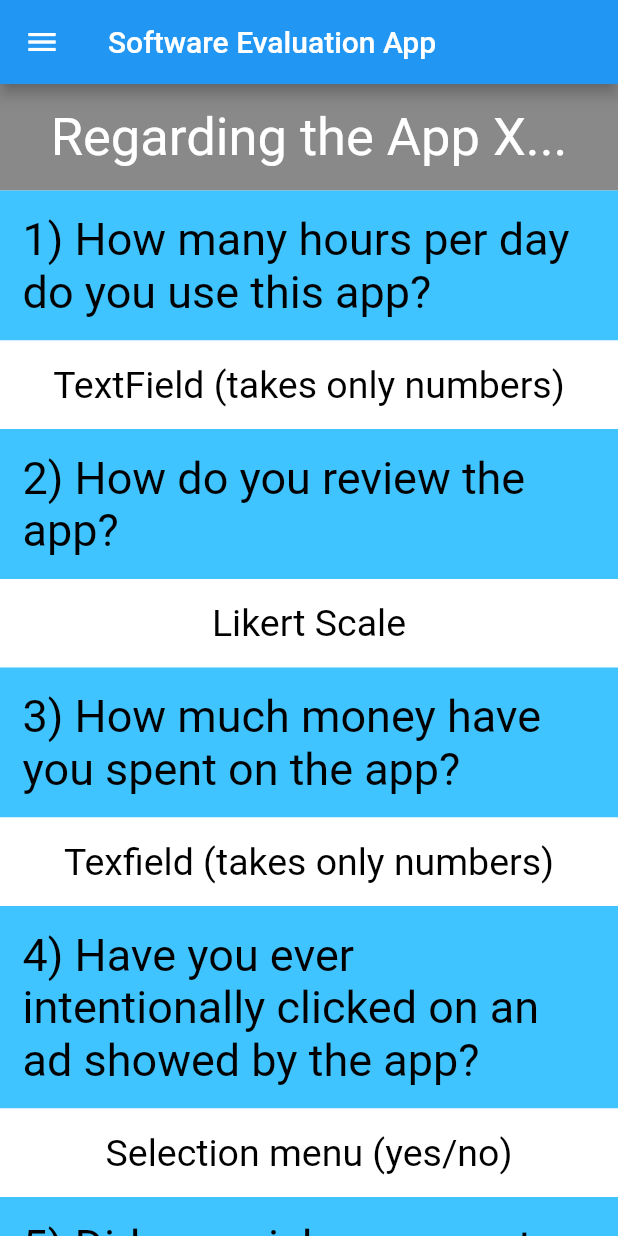
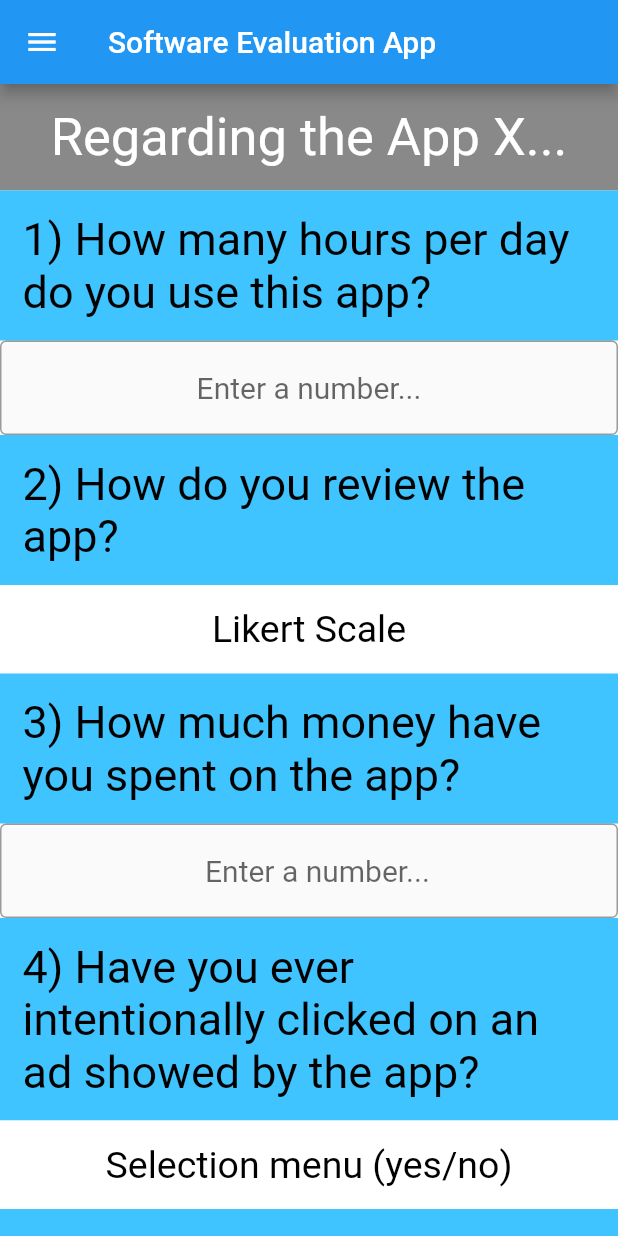
Before and after one commit to Dutra-Apex/flutter_project, a Flutter app: the screen it shows after launch, on a phone screen of 412 x 824 dp. Run offline on Flutter 3.47's test engine with Material 2 defaults, Android fonts, the phone set to English and light mode, and no system bars.

Commit message:
Update main.dart

```diff
--- a/lib/main.dart
+++ b/lib/main.dart
@@ -2,7 +2,18 @@ import 'package:flutter/material.dart';
 
 void main() => runApp(FormApp());
 
-class FormApp extends StatelessWidget {
+class FormApp extends StatefulWidget {
+  @override
+  State<FormApp> createState() => _FormAppState();
+}
+
+class _FormAppState extends State<FormApp> {
+
+  var controller1 = TextEditingController();
+  var controller2 = TextEditingController();
+  var text1 = "";
+  var text2 = "";
+
   @override
   Widget build(BuildContext context) {
     return MaterialApp(
@@ -55,8 +66,18 @@ class FormApp extends StatelessWidget {
               textAlign: TextAlign.start,
               fieldColor: Colors.lightBlueAccent,
             ),
-            getTexRow(
-              'TextField (takes only numbers)',
+            TextField(
+              keyboardType: TextInputType.number,
+              controller: controller1,
+              onChanged: changeText,
+              textAlign: TextAlign.center,
+              style: TextStyle(
+                fontSize: 20,
+              ),
+              decoration: InputDecoration(
+                border: OutlineInputBorder(),
+                hintText: 'Enter a number...'
+              ),
             ),
             getTexRow(
               '2) How do you review the app?',
@@ -71,7 +92,24 @@ class FormApp extends StatelessWidget {
               textAlign: TextAlign.start,
               fieldColor: Colors.lightBlueAccent,
             ),
-            getTexRow('Texfield (takes only numbers)'),
+            TextField(
+              keyboardType: TextInputType.number,
+              controller: controller2,
+              //onChanged: changeText,
+              textAlign: TextAlign.center,
+              style: TextStyle(
+                fontSize: 20,
+              ),
+              decoration: InputDecoration(
+                  border: OutlineInputBorder(),
+                  hintText: 'Enter a number...',
+                  prefix: Text(
+                      '\$',
+                    textAlign: TextAlign.center,
+                  ),
+                //prefixStyle: TextStyle()
+              ),
+            ),
             getTexRow(
               '4) Have you ever intentionally clicked on an ad showed by the app?',
               fontSize: 30.0,
@@ -136,6 +174,10 @@ class FormApp extends StatelessWidget {
     )));
   }
 
+  changeText(newText){
+    setState(() => text1 = newText);
+  }
+
   Row getTexRow(
     text, {
     //height = 25.0,
@@ -173,3 +215,7 @@ class FormApp extends StatelessWidget {
     );
   }
 }
+
+
+// https://docs.flutter.dev/cookbook/forms/text-input
+// https://stackoverflow.com/questions/65849904/how-to-add-dollar-sign-on-the-right-hand-side-of-the-textfield-in-flutter-app
```
